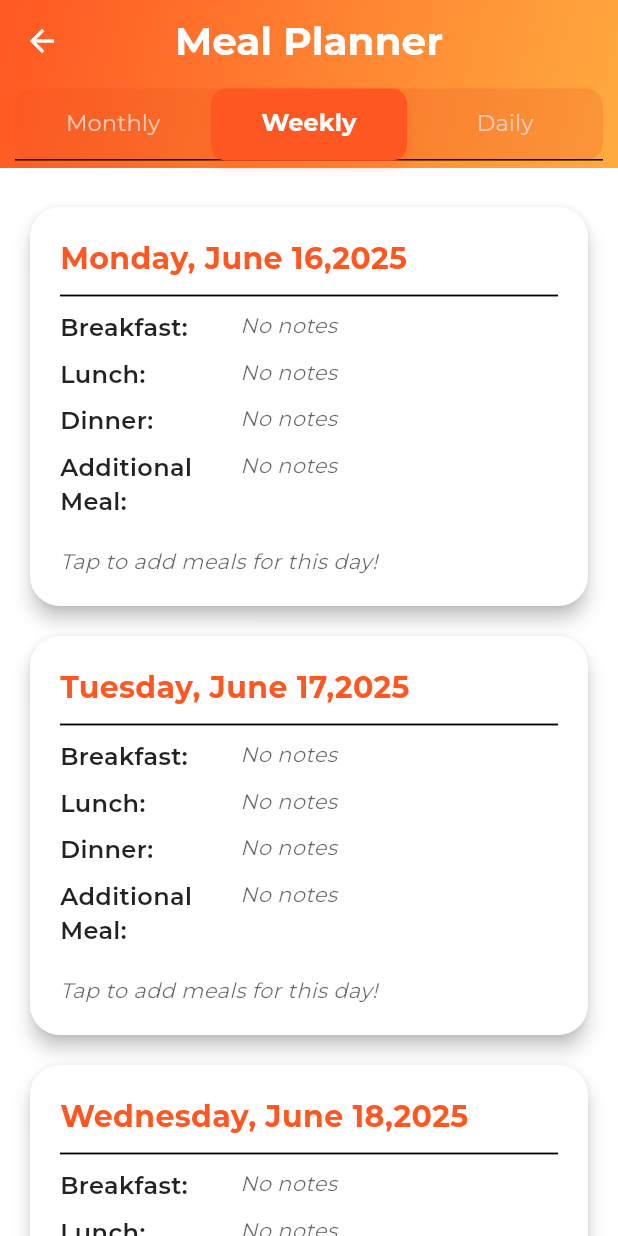
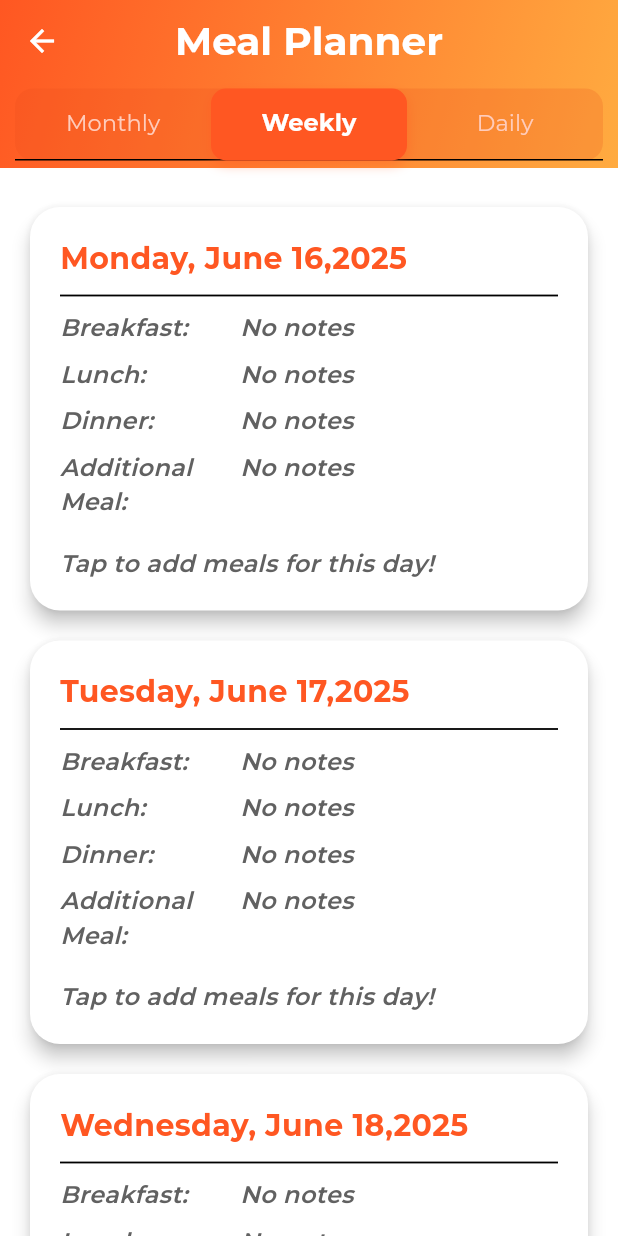
Before and after one commit to camy0330/Dappr, a Flutter app: the MealPlannerPage screen opened directly, tab 2 chosen, on a phone screen of 412 x 824 dp. Run offline on Flutter 3.47's test engine with Material 3 defaults, Android fonts, the phone set to English and light mode, and no system bars; our stand-ins replace audioplayers, logger, lottie, shared_preferences, table_calendar; accounts and stored records are empty.

Commit message:
Bold weekly card text

```diff
--- a/lib/pages/meal_planner_page.dart
+++ b/lib/pages/meal_planner_page.dart
@@ -1,3 +1,5 @@
+// ignore_for_file: unused_element, deprecated_member_use
+
 import 'package:flutter/material.dart';
 import 'package:intl/intl.dart';
 import 'package:table_calendar/table_calendar.dart';
@@ -83,8 +85,8 @@ class _MealPlannerPageState extends State<MealPlannerPage>
     showDialog(
       context: context,
       builder: (context) => AlertDialog(
-        // Use theme.dialogTheme.backgroundColor or a direct color
-        backgroundColor: theme.dialogTheme.backgroundColor ?? colorScheme.surface,
+        backgroundColor:
+            theme.dialogTheme.backgroundColor ?? colorScheme.surface,
         shape: RoundedRectangleBorder(borderRadius: BorderRadius.circular(20)),
         title: Text(
           'Add Meal Notes (${_formatDate(day, 'EEE, MMM d,yyyy')})',
@@ -102,7 +104,12 @@ class _MealPlannerPageState extends State<MealPlannerPage>
                   style: TextStyle(color: colorScheme.onSurface),
                   decoration: InputDecoration(
                     labelText: meal,
-                    labelStyle: TextStyle(color: theme.hintColor),
+                    labelStyle: TextStyle(
+                      color: theme.hintColor,
+                      fontWeight: FontWeight.w600,
+                      fontStyle: FontStyle.italic,
+                      fontSize: 16,
+                    ),
                     floatingLabelStyle: TextStyle(
                         color: colorScheme.primary,
                         fontWeight: FontWeight.bold),
@@ -191,8 +198,8 @@ class _MealPlannerPageState extends State<MealPlannerPage>
     showDialog(
       context: context,
       builder: (context) => AlertDialog(
-        // Use theme.dialogTheme.backgroundColor or a direct color
-        backgroundColor: theme.dialogTheme.backgroundColor ?? colorScheme.surface,
+        backgroundColor:
+            theme.dialogTheme.backgroundColor ?? colorScheme.surface,
         shape: RoundedRectangleBorder(borderRadius: BorderRadius.circular(20)),
         title: Text('Delete Meal Note',
             style: TextStyle(color: colorScheme.primary)),
@@ -252,8 +259,7 @@ class _MealPlannerPageState extends State<MealPlannerPage>
             color: colorScheme.secondary,
             boxShadow: [
               BoxShadow(
-                // Fix 1: Changed `(0xFF * 0.5).toInt()` to `0.5`
-                color: colorScheme.secondary.withValues(alpha: 0.5),
+                color: colorScheme.secondary.withOpacity(0.5),
                 blurRadius: 3,
                 spreadRadius: 1,
               ),
@@ -291,9 +297,6 @@ class _MealPlannerPageState extends State<MealPlannerPage>
         initialChildSize: 0.4,
         minChildSize: 0.2,
         maxChildSize: 0.8,
-        // Fix 2: Ensuring the builder returns a scrollable widget that uses the scrollController.
-        // It already returns a ListView with the controller, so this part was actually correct,
-        // but the error message pointed to the Padding. This clarifies the structure.
         builder: (BuildContext context, ScrollController scrollController) {
           return Padding(
             padding: const EdgeInsets.all(25),
@@ -322,7 +325,7 @@ class _MealPlannerPageState extends State<MealPlannerPage>
                 ),
                 Divider(height: 30, thickness: 1.2, color: theme.dividerColor),
                 Expanded(
-                  child: ListView( // This ListView correctly uses the scrollController
+                  child: ListView(
                     controller: scrollController,
                     children: _meals.map((meal) {
                       final text = notes[meal]?.trim();
@@ -394,6 +397,7 @@ class _MealPlannerPageState extends State<MealPlannerPage>
   Widget _buildWeeklyView() {
     final theme = Theme.of(context);
     final colorScheme = theme.colorScheme;
+    final isDark = theme.brightness == Brightness.dark;
     final weekDates = _getCurrentWeekDates(_selectedDay ?? DateTime.now());
     return ListView.builder(
       padding: const EdgeInsets.all(16),
@@ -431,6 +435,7 @@ class _MealPlannerPageState extends State<MealPlannerPage>
                       height: 20, thickness: 1.2, color: theme.dividerColor),
                   ..._meals.map((meal) {
                     final text = notes[meal]?.trim();
+                    final bool isEmpty = text?.isEmpty ?? true;
                     return Padding(
                       padding: const EdgeInsets.only(bottom: 8.0),
                       child: Row(
@@ -441,21 +446,37 @@ class _MealPlannerPageState extends State<MealPlannerPage>
                             child: Text(
                               '$meal: ',
                               style: TextStyle(
-                                  fontWeight: FontWeight.w600,
+                                fontWeight:
+                                    isEmpty ? FontWeight.w600 : FontWeight.w600,
+                                fontStyle: isEmpty
+                                    ? FontStyle.italic
+                                    : FontStyle.normal,
                                 fontSize: 16,
-                                  color: colorScheme.onSurface),
+                                color: isEmpty
+                                    ? (isDark
+                                        ? theme.hintColor
+                                        : Colors.grey[700])
+                                    : colorScheme.onSurface,
+                              ),
                             ),
                           ),
                           Expanded(
                             child: Text(
-                              text?.isEmpty ?? true ? 'No notes' : text!,
+                              isEmpty ? 'No notes' : text!,
                               style: TextStyle(
-                                  fontStyle: text?.isEmpty ?? true
+                                fontStyle: isEmpty
                                     ? FontStyle.italic
                                     : FontStyle.normal,
-                                  color: text?.isEmpty ?? true
+                                fontWeight: isEmpty
+                                    ? FontWeight.w600
+                                    : FontWeight.normal,
+                                fontSize: 16,
+                                color: isEmpty
+                                    ? (isDark
                                         ? theme.hintColor
-                                      : theme.textTheme.bodyMedium?.color),
+                                        : Colors.grey[700])
+                                    : theme.textTheme.bodyMedium?.color,
+                              ),
                               maxLines: 2,
                               overflow: TextOverflow.ellipsis,
                             ),
@@ -471,7 +492,10 @@ class _MealPlannerPageState extends State<MealPlannerPage>
                         'Tap to add meals for this day!',
                         style: TextStyle(
                           fontStyle: FontStyle.italic,
-                            color: theme.hintColor),
+                          fontWeight: FontWeight.w600,
+                          fontSize: 16,
+                          color: isDark ? theme.hintColor : Colors.grey[700],
+                        ),
                       ),
                     ),
                 ],
@@ -546,8 +570,7 @@ class _MealPlannerPageState extends State<MealPlannerPage>
                       borderRadius: BorderRadius.circular(15),
                       boxShadow: [
                         BoxShadow(
-                          // Fix 1: Changed `(0xFF * 0.05).toInt()` to `0.05`
-                          color: theme.shadowColor.withValues(alpha: 0.05),
+                          color: theme.shadowColor.withOpacity(0.05),
                           blurRadius: 8,
                           offset: const Offset(0, 4),
                         ),
@@ -558,7 +581,9 @@ class _MealPlannerPageState extends State<MealPlannerPage>
                       text?.isEmpty ?? true ? 'No notes for $meal.' : text!,
                       style: TextStyle(
                           color: text?.isEmpty ?? true
+                              ? (theme.brightness == Brightness.dark
                                   ? theme.hintColor
+                                  : Colors.grey[800])
                               : theme.textTheme.bodyMedium?.color,
                           fontSize: 16),
                     ),
@@ -590,8 +615,7 @@ class _MealPlannerPageState extends State<MealPlannerPage>
               startingDayOfWeek: StartingDayOfWeek.monday,
               calendarStyle: CalendarStyle(
                 todayDecoration: BoxDecoration(
-                  // Fix 1: Changed `(0xFF * 0.7).toInt()` to `0.7`
-                  color: colorScheme.primary.withValues(alpha: 0.7),
+                  color: colorScheme.primary.withOpacity(0.7),
                   shape: BoxShape.circle,
                 ),
                 selectedDecoration: BoxDecoration(
@@ -643,8 +667,7 @@ class _MealPlannerPageState extends State<MealPlannerPage>
                     margin: const EdgeInsets.all(6.0),
                     alignment: Alignment.center,
                     decoration: BoxDecoration(
-                      // Fix 1: Changed `(0xFF * 0.7).toInt()` to `0.7`
-                      color: colorScheme.primary.withValues(alpha: 0.7),
+                      color: colorScheme.primary.withOpacity(0.7),
                       shape: BoxShape.circle,
                     ),
                     child: Text(
@@ -707,7 +730,9 @@ class _MealPlannerPageState extends State<MealPlannerPage>
                                           ? FontStyle.italic
                                           : FontStyle.normal,
                                       color: text?.isEmpty ?? true
+                                          ? (theme.brightness == Brightness.dark
                                               ? theme.hintColor
+                                              : Colors.grey[800])
                                           : theme.textTheme.bodyMedium?.color),
                                   maxLines: 2,
                                   overflow: TextOverflow.ellipsis,
@@ -782,10 +807,9 @@ class _MealPlannerPageState extends State<MealPlannerPage>
           child: Container(
             margin: const EdgeInsets.symmetric(horizontal: 10, vertical: 5),
             decoration: BoxDecoration(
-              // Fix 1: Changed `(0xFF * 0.2).toInt()` to `0.2`
               color: isDark
-                  ? colorScheme.surface.withValues(alpha: 0.2)
-                  : Colors.deepOrange.shade700.withValues(alpha: 0.2),
+                  ? colorScheme.surface.withOpacity(0.2)
+                  : Colors.deepOrange.shade700.withOpacity(0.2),
               borderRadius: BorderRadius.circular(12),
             ),
             child: TabBar(
@@ -796,8 +820,7 @@ class _MealPlannerPageState extends State<MealPlannerPage>
                   const TextStyle(fontWeight: FontWeight.normal, fontSize: 15),
               labelColor: colorScheme.onPrimary,
               unselectedLabelColor: isDark
-                  // Fix 1: Changed `(0xFF * 0.7).toInt()` to `0.7`
-                  ? colorScheme.onSurface.withValues(alpha: 0.7)
+                  ? colorScheme.onSurface.withOpacity(0.7)
                   : Colors.deepOrange.shade100,
               indicatorSize: TabBarIndicatorSize.tab,
               indicator: BoxDecoration(
@@ -805,8 +828,7 @@ class _MealPlannerPageState extends State<MealPlannerPage>
                 color: colorScheme.primary,
                 boxShadow: [
                   BoxShadow(
-                    // Fix 1: Changed `(0xFF * 0.4).toInt()` to `0.4`
-                    color: colorScheme.primary.withValues(alpha: 0.4),
+                    color: colorScheme.primary.withOpacity(0.4),
                     blurRadius: 6,
                     offset: const Offset(0, 3),
                   ),
```
Also changed, not shown: pubspec.lock. Lines whose indentation alone changed are shown as unchanged.
